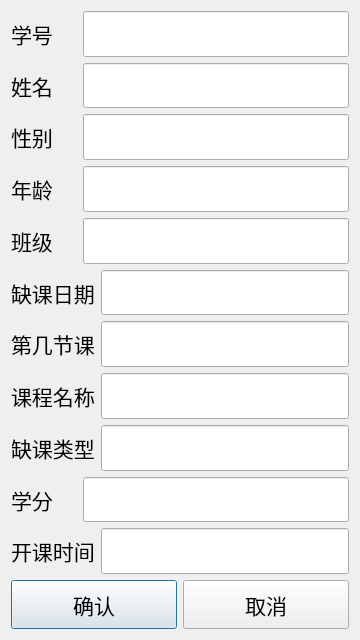
Above: addstudentinfo.ui from vmoranv/School-Attendance-Tracker before the change. Below: the same form after it.
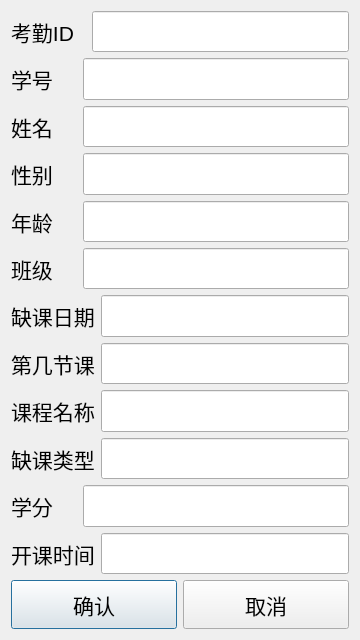
That is the form after the change. Icons and pictures are not drawn.

Patch:
```diff
--- a/addstudentinfo.ui
+++ b/addstudentinfo.ui
@@ -22,6 +22,52 @@
     <layout class="QVBoxLayout" name="verticalLayout_2" stretch="92,8">
      <item>
       <layout class="QVBoxLayout" name="verticalLayout">
+       <item>
+        <layout class="QHBoxLayout" name="horizontalLayout_24">
+         <property name="sizeConstraint">
+          <enum>QLayout::SetDefaultConstraint</enum>
+         </property>
+         <item>
+          <widget class="QLabel" name="label_23">
+           <property name="minimumSize">
+            <size>
+             <width>0</width>
+             <height>24</height>
+            </size>
+           </property>
+           <property name="font">
+            <font>
+             <pointsize>16</pointsize>
+            </font>
+           </property>
+           <property name="text">
+            <string>考勤ID  </string>
+           </property>
+          </widget>
+         </item>
+         <item>
+          <widget class="QLineEdit" name="lineEdit_attendanceID">
+           <property name="sizePolicy">
+            <sizepolicy hsizetype="Expanding" vsizetype="Preferred">
+             <horstretch>0</horstretch>
+             <verstretch>0</verstretch>
+            </sizepolicy>
+           </property>
+           <property name="minimumSize">
+            <size>
+             <width>0</width>
+             <height>24</height>
+            </size>
+           </property>
+           <property name="font">
+            <font>
+             <pointsize>16</pointsize>
+            </font>
+           </property>
+          </widget>
+         </item>
+        </layout>
+       </item>
        <item>
         <layout class="QHBoxLayout" name="horizontalLayout">
          <item>
```
